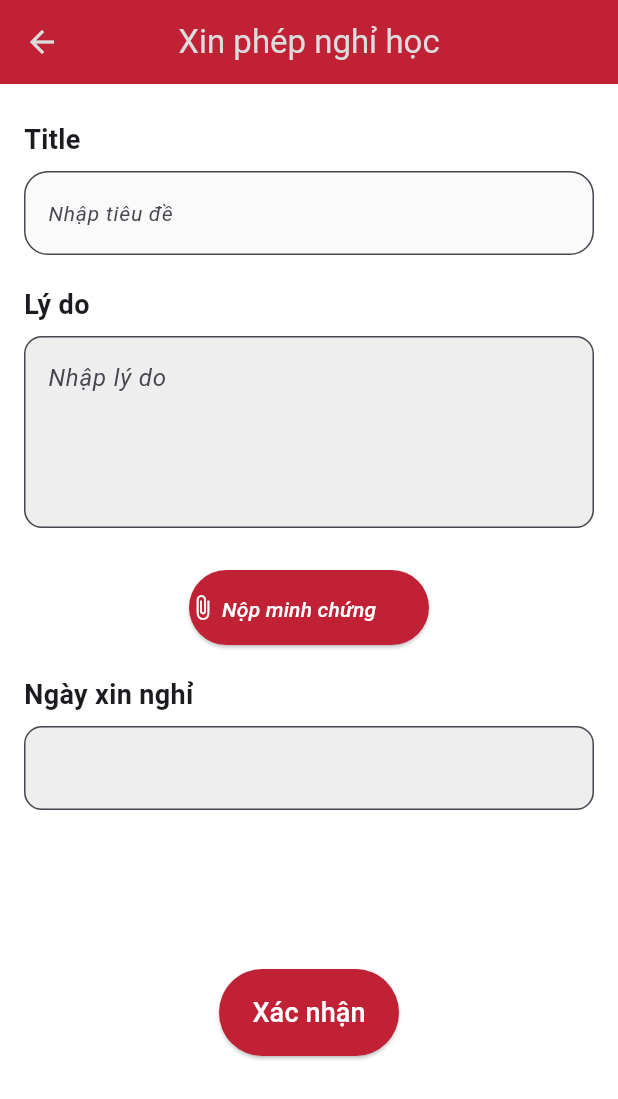
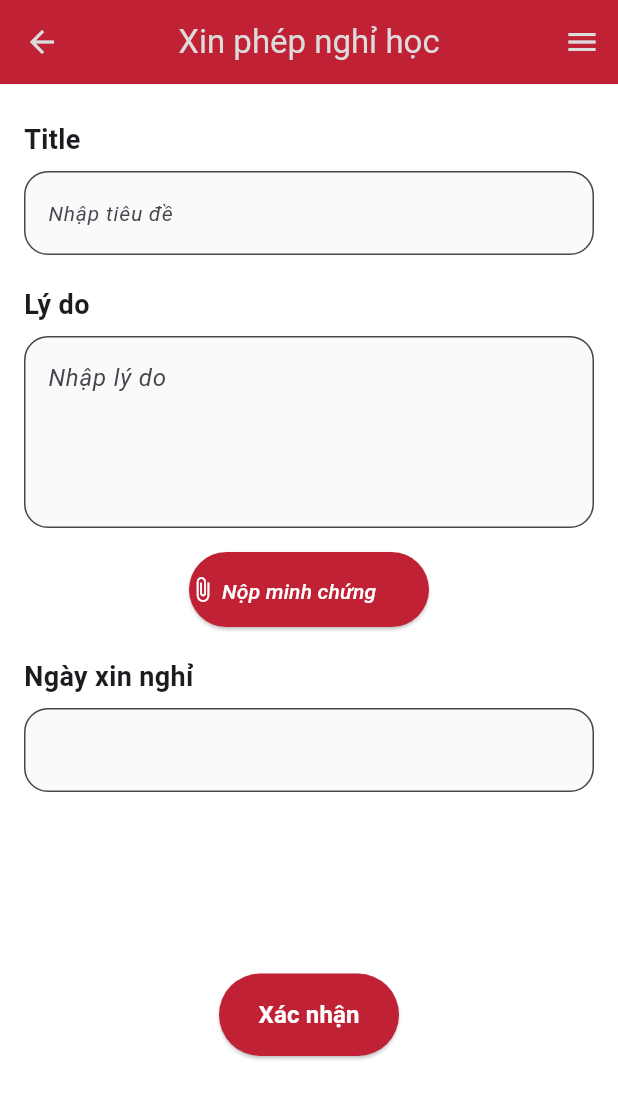
Before and after one commit to BD2020452915102002/IT4788-PTUDDNT, a Flutter app: the LeaveRequestScreen screen opened directly with empty values, on a phone screen of 412 x 824 dp. Shown: the top 1099 px of the screen. Run offline on Flutter 3.47's test engine with Material 3 defaults, Android fonts, the light colour scheme and no system bars; our stand-ins replace easy_refresh, file_picker, hive, hive_flutter, image_picker; accounts and stored records are empty; statements that could not run were skipped.

Commit message:
update ui

```diff
--- a/lib/presentation/screens/student/absence_request/request_absence_student.dart
+++ b/lib/presentation/screens/student/absence_request/request_absence_student.dart
@@ -6,7 +6,6 @@ import 'package:image_picker/image_picker.dart';
 import 'package:ptuddnt/core/constants/colors.dart';
 import 'package:intl/intl.dart';
 import 'package:ptuddnt/core/utils/token.dart';
-
 
 class LeaveRequestScreen extends StatefulWidget {
   final String classId;
@@ -27,16 +26,12 @@ class LeaveRequestScreenState extends State<LeaveRequestScreen> {
   DateTime? _selectedDate;
   bool _isSubmitting = false;
 
-  late final String token ;
+  late final String token;
 
   @override
   void initState() {
     super.initState();
     token = Token().get();
-  }
-  @override
-  void didChangeDependencies() {
-    super.didChangeDependencies();
   }
 
   @override
@@ -173,6 +168,18 @@ class LeaveRequestScreenState extends State<LeaveRequestScreen> {
         ),
         centerTitle: true,
         backgroundColor: AppColors.primary,
+        actions: [
+          IconButton(
+            icon: const Icon(Icons.menu, color: AppColors.tertiary),
+            onPressed: () {
+              Navigator.pushNamed(
+                context,
+                'history_absence_request',
+                arguments: widget.classId,
+              );
+            },
+          ),
+        ],
       ),
       body: Column(
         children: [
@@ -196,8 +203,6 @@ class LeaveRequestScreenState extends State<LeaveRequestScreen> {
                   const SizedBox(height: 8),
                   TextField(
                     controller: _titleController,
-                    onChanged: (value) {
-                    },
                     decoration: InputDecoration(
                       hintText: "Nhập tiêu đề",
                       hintStyle: TextStyle(
@@ -240,10 +245,7 @@ class LeaveRequestScreenState extends State<LeaveRequestScreen> {
                       fontStyle: FontStyle.italic,
                     ),
                   ),
-
-
                   const SizedBox(height: 16),
-
                   ElevatedButton(
                     style: ElevatedButton.styleFrom(
                       minimumSize: const Size(100, 50),
@@ -271,7 +273,6 @@ class LeaveRequestScreenState extends State<LeaveRequestScreen> {
                       ],
                     ),
                   ),
-
                   const SizedBox(height: 20),
                   const Align(
                     alignment: Alignment.centerLeft,
@@ -290,7 +291,6 @@ class LeaveRequestScreenState extends State<LeaveRequestScreen> {
                       child: _buildTextField(_dateController),
                     ),
                   ),
-
                   const SizedBox(height: 20),
                 ],
               ),
@@ -304,10 +304,14 @@ class LeaveRequestScreenState extends State<LeaveRequestScreen> {
                 style: ElevatedButton.styleFrom(
                   minimumSize: const Size(120, 50),
                 ),
-                onPressed: _isSubmitting ? null : _submitAbsenceRequest,
-                child: _isSubmitting
-                    ? CircularProgressIndicator(color: Colors.white)
-                    : const Text("Xác nhận", style: TextStyle(fontSize: 18)),
+                onPressed: _submitAbsenceRequest,
+                child: const Text(
+                  "Xác nhận",
+                  style: TextStyle(
+                    fontWeight: FontWeight.bold,
+                    fontSize: 16,
+                  ),
+                ),
               ),
             ),
           ),
@@ -316,29 +320,25 @@ class LeaveRequestScreenState extends State<LeaveRequestScreen> {
     );
   }
 
-  Widget _buildTextField(
-    TextEditingController controller,
-    {
-      int maxLines = 1,
-      String? hintText,
-      TextStyle? hintStyle
-    }
-  ){
-    return Padding(
-      padding: const EdgeInsets.only(bottom: 12.0),
-      child: TextField(
+  TextField _buildTextField(TextEditingController controller, {int maxLines = 1, String hintText = '', TextStyle hintStyle = const TextStyle()}) {
+    return TextField(
       controller: controller,
       maxLines: maxLines,
-        style: const TextStyle(color: Colors.black),
       decoration: InputDecoration(
         hintText: hintText,
         hintStyle: hintStyle,
         border: OutlineInputBorder(
-            borderRadius: BorderRadius.circular(12.0),
+          borderRadius: BorderRadius.circular(16),
+        ),
+        focusedBorder: OutlineInputBorder(
+          borderRadius: BorderRadius.circular(18),
+          borderSide: BorderSide(
+            color: AppColors.primary,
+            width: 2.0,
+          ),
         ),
         filled: true,
-          fillColor: Colors.grey[200],
-        ),
+        fillColor: Colors.grey[50],
       ),
     );
   }
--- a/lib/presentation/screens/student/home_screen_student.dart
+++ b/lib/presentation/screens/student/home_screen_student.dart
@@ -254,7 +254,7 @@ class _HomeScreenState extends State<HomeScreenStudent> {
 
                 if (classIds.isNotEmpty) {
                   _registerClassAPI(
-                      classIds); // Gọi API khi mảng classIds không rỗng
+                      classIds);
                 }
                 Navigator.of(context).pop(); // Đóng cửa sổ
               },
--- a/lib/routes/app_routes.dart
+++ b/lib/routes/app_routes.dart
@@ -64,6 +64,10 @@ class AppRoutes {
       final classId = ModalRoute.of(context)!.settings.arguments as String;
       return ReviewRequestScreen(classId: classId);
     },
+    '/history_absence_request': (context) {
+      final classId = ModalRoute.of(context)!.settings.arguments as String;
+      return ReviewRequestScreen(classId: classId);
+    },
     '/create-class-lecturer': (context) => const RegisterClassLecturer(),
     '/attendance-screen-lecturer': (context) => const AttendanceLectureScreen(), //parameter la {classId}
 
```
Also changed, not shown: lib/presentation/screens/lecturer/absence_review/review_absence_request.dart (+147 -33 lines). Lines whose indentation alone changed are shown as unchanged.
